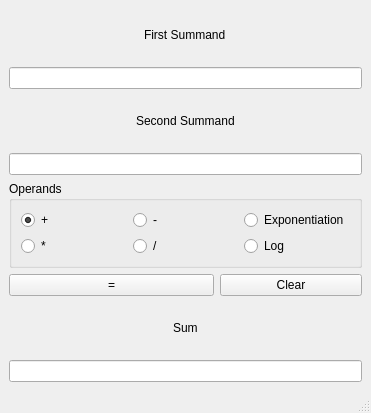
Above: 1kurs/projects/Calculator/mainwindow.ui from arseniyGreen/universityStuff before the change. Below: the same form after it.
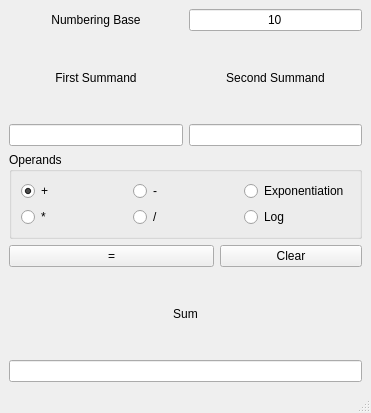
That is the form after the change.

The edit to the form file:
```diff
--- a/1kurs/projects/Calculator/mainwindow.ui
+++ b/1kurs/projects/Calculator/mainwindow.ui
@@ -15,69 +15,27 @@
   </property>
   <widget class="QWidget" name="centralwidget">
    <layout class="QGridLayout" name="gridLayout">
-    <item row="3" column="1">
-     <widget class="QLineEdit" name="secondInput"/>
-    </item>
-    <item row="1" column="1">
+    <item row="2" column="1">
      <widget class="QLineEdit" name="firstInput">
       <property name="whatsThis">
        <string>&lt;html&gt;&lt;head/&gt;&lt;body&gt;&lt;p&gt;&lt;br/&gt;&lt;/p&gt;&lt;/body&gt;&lt;/html&gt;</string>
       </property>
-     </widget>
-    </item>
-    <item row="8" column="1">
-     <widget class="QLineEdit" name="outputLine">
-      <property name="readOnly">
-       <bool>true</bool>
+      <property name="alignment">
+       <set>Qt::AlignCenter</set>
       </property>
      </widget>
     </item>
-    <item row="2" column="1" alignment="Qt::AlignHCenter">
-     <widget class="QLabel" name="secondLabel">
-      <property name="text">
-       <string>Second Summand</string>
-      </property>
-     </widget>
-    </item>
-    <item row="0" column="1" alignment="Qt::AlignHCenter">
+    <item row="1" column="1" alignment="Qt::AlignHCenter">
      <widget class="QLabel" name="firstLabel">
       <property name="text">
        <string>First Summand</string>
       </property>
-     </widget>
-    </item>
-    <item row="5" column="1">
-     <layout class="QHBoxLayout" name="horizontalLayout_3">
-      <item>
-       <widget class="QPushButton" name="countButton">
-        <property name="minimumSize">
-         <size>
-          <width>205</width>
-          <height>0</height>
-         </size>
-        </property>
-        <property name="text">
-         <string>=</string>
-        </property>
-       </widget>
-      </item>
-      <item>
-       <widget class="QPushButton" name="clearButton">
-        <property name="text">
-         <string>Clear</string>
-        </property>
-       </widget>
-      </item>
-     </layout>
-    </item>
-    <item row="7" column="1" alignment="Qt::AlignHCenter">
-     <widget class="QLabel" name="outLabel">
-      <property name="text">
-       <string>Sum</string>
+      <property name="alignment">
+       <set>Qt::AlignCenter</set>
       </property>
      </widget>
     </item>
-    <item row="4" column="1">
+    <item row="5" column="1" colspan="2">
      <widget class="QGroupBox" name="operationsBox">
       <property name="title">
        <string>Operands</string>
@@ -131,6 +89,90 @@
       </layout>
      </widget>
     </item>
+    <item row="8" column="1" colspan="2">
+     <widget class="QLabel" name="outLabel">
+      <property name="text">
+       <string>Sum</string>
+      </property>
+      <property name="alignment">
+       <set>Qt::AlignCenter</set>
+      </property>
+     </widget>
+    </item>
+    <item row="9" column="1" colspan="2">
+     <widget class="QLineEdit" name="outputLine">
+      <property name="alignment">
+       <set>Qt::AlignCenter</set>
+      </property>
+      <property name="readOnly">
+       <bool>true</bool>
+      </property>
+     </widget>
+    </item>
+    <item row="1" column="2">
+     <widget class="QLabel" name="secondLabel">
+      <property name="text">
+       <string>Second Summand</string>
+      </property>
+      <property name="alignment">
+       <set>Qt::AlignCenter</set>
+      </property>
+     </widget>
+    </item>
+    <item row="2" column="2">
+     <widget class="QLineEdit" name="secondInput">
+      <property name="alignment">
+       <set>Qt::AlignCenter</set>
+      </property>
+     </widget>
+    </item>
+    <item row="6" column="1" colspan="2">
+     <layout class="QHBoxLayout" name="horizontalLayout_3">
+      <item>
+       <widget class="QPushButton" name="countButton">
+        <property name="minimumSize">
+         <size>
+          <width>205</width>
+          <height>0</height>
+         </size>
+        </property>
+        <property name="text">
+         <string>=</string>
+        </property>
+       </widget>
+      </item>
+      <item>
+       <widget class="QPushButton" name="clearButton">
+        <property name="text">
+         <string>Clear</string>
+        </property>
+       </widget>
+      </item>
+     </layout>
+    </item>
+    <item row="0" column="2">
+     <widget class="QLineEdit" name="numberingBaseInput">
+      <property name="text">
+       <string>10</string>
+      </property>
+      <property name="alignment">
+       <set>Qt::AlignCenter</set>
+      </property>
+      <property name="placeholderText">
+       <string/>
+      </property>
+     </widget>
+    </item>
+    <item row="0" column="1">
+     <widget class="QLabel" name="numberingLabel">
+      <property name="text">
+       <string>Numbering Base</string>
+      </property>
+      <property name="alignment">
+       <set>Qt::AlignCenter</set>
+      </property>
+     </widget>
+    </item>
    </layout>
   </widget>
   <widget class="QMenuBar" name="menubar">
```
Left out of the diff: 2 changed lines with no effect on the pictures.
